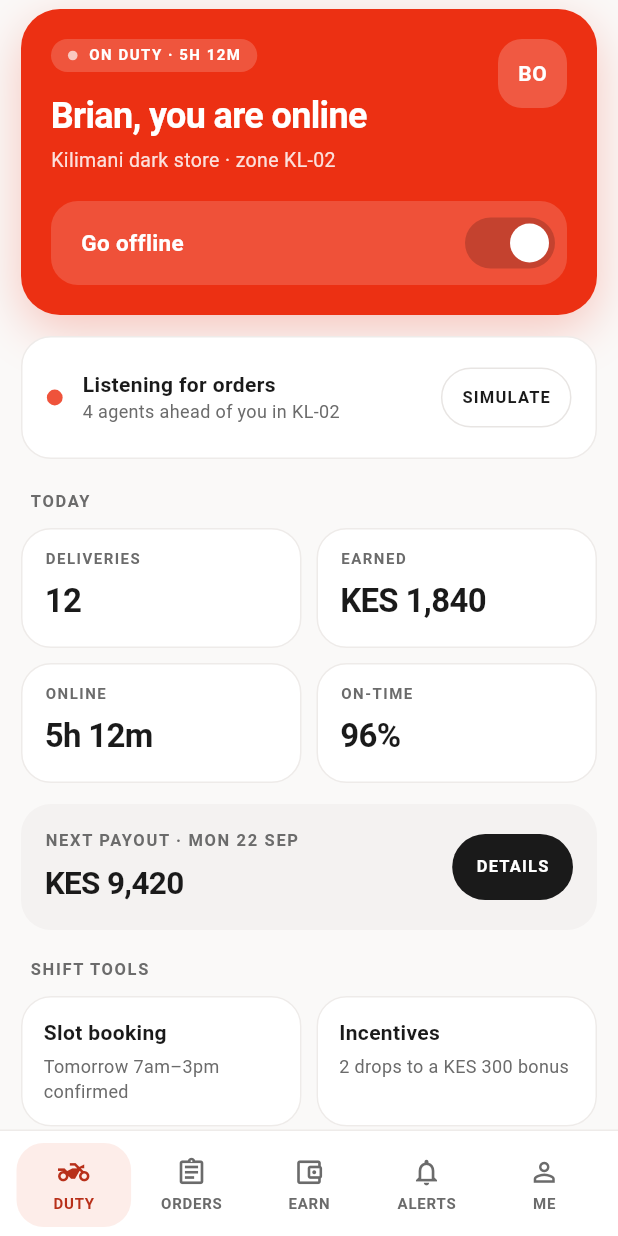
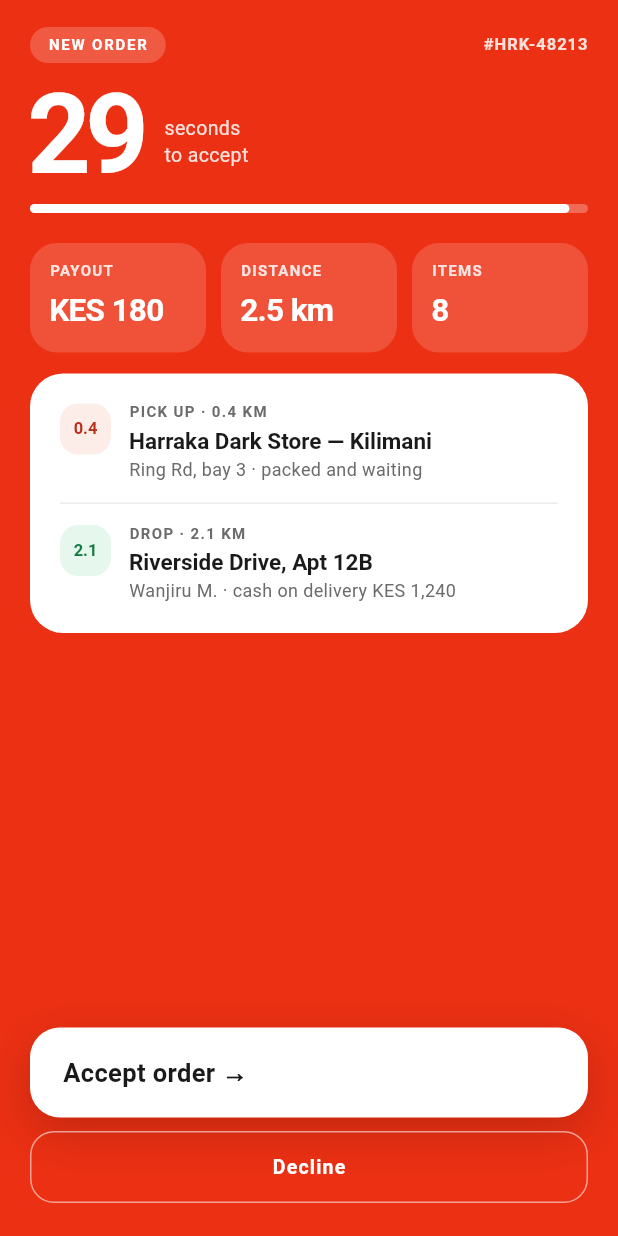
Before and after one commit to harrakaquick-dotcom/Delivery_app, a Flutter app: the MainShell screen opened by its route, after a tap on "Go online", after a tap on "SIMULATE", on a phone screen of 412 x 824 dp. Run offline on Flutter 3.47's test engine with Material 3 defaults, Android fonts, the phone set to English and light mode, and no system bars; our stand-ins replace flutter_riverpod, flutter_svg; Roboto replaces fonts that are missing (Archivo).

Commit message:
Add order request screen with accept countdown
Co-Authored-By: Claude Sonnet 5 <noreply@anthropic.com>

```diff
--- a/lib/core/routing/app_router.dart
+++ b/lib/core/routing/app_router.dart
@@ -3,6 +3,7 @@ import 'package:flutter/material.dart';
 import '../../features/auth/presentation/screens/docs_screen.dart';
 import '../../features/auth/presentation/screens/login_screen.dart';
 import '../../features/auth/presentation/screens/otp_screen.dart';
+import '../../features/delivery/presentation/screens/order_request_screen.dart';
 import '../../features/shell/presentation/screens/main_shell.dart';
 import '../../features/splash/presentation/screens/splash_screen.dart';
 import 'route_names.dart';
@@ -28,6 +29,8 @@ class AppRouter {
         return const DocsScreen();
       case RouteNames.main:
         return const MainShell();
+      case RouteNames.request:
+        return const OrderRequestScreen();
       case RouteNames.splash:
       default:
         return const SplashScreen();
--- a/lib/core/routing/route_names.dart
+++ b/lib/core/routing/route_names.dart
@@ -7,4 +7,5 @@ class RouteNames {
   static const String otp = '/otp';
   static const String docs = '/docs';
   static const String main = '/main';
+  static const String request = '/request';
 }
--- /dev/null
+++ b/lib/core/utils/formatters.dart
@@ -0,0 +1,14 @@
+import 'package:intl/intl.dart';
+
+/// Currency, distance and other display formatters.
+class Formatters {
+  Formatters._();
+
+  static final NumberFormat _grouped = NumberFormat.decimalPattern('en');
+
+  /// `1240` -> `KES 1,240`.
+  static String kes(num amount) => 'KES ${_grouped.format(amount)}';
+
+  /// `2.5` -> `2.5 km`.
+  static String km(num distance) => '$distance km';
+}
--- /dev/null
+++ b/lib/features/delivery/data/sample_order.dart
@@ -0,0 +1,26 @@
+import '../domain/entities/delivery_order.dart';
+
+/// The demo order pushed by SIMULATE.
+const DeliveryOrder sampleOrder = DeliveryOrder(
+  id: '#HRK-48213',
+  payout: 180,
+  tip: 50,
+  baseFare: 120,
+  distancePay: 60,
+  totalKm: 2.5,
+  storeName: 'Harraka Dark Store — Kilimani',
+  storeAddress: 'Ring Rd, bay 3',
+  pickupKm: 0.4,
+  pickupRideMinutes: 2,
+  customerName: 'Wanjiru M.',
+  dropAddress: 'Riverside Drive, Apt 12B',
+  dropDetail: 'gate B',
+  dropKm: 2.1,
+  orderValue: 1240,
+  lines: [
+    OrderLine(name: 'Brookside Fresh Milk 1L', meta: 'Chiller · aisle A2', qty: 2),
+    OrderLine(name: 'Tusker Malt 500ml', meta: 'Crate · aisle D1', qty: 4),
+    OrderLine(name: 'Sukuma wiki bunch', meta: 'Fresh · aisle B4', qty: 1),
+    OrderLine(name: 'Weetabix 700g', meta: 'Dry · aisle C3', qty: 1),
+  ],
+);
--- /dev/null
+++ b/lib/features/delivery/domain/entities/delivery_order.dart
@@ -0,0 +1,60 @@
+/// One line to verify at the dark store.
+class OrderLine {
+  const OrderLine({required this.name, required this.meta, required this.qty});
+
+  final String name;
+  final String meta;
+  final int qty;
+}
+
+/// How the customer settles the order.
+enum PaymentMode { mpesa, cash }
+
+/// A single delivery job: pick up at the store, drop at the customer.
+class DeliveryOrder {
+  const DeliveryOrder({
+    required this.id,
+    required this.payout,
+    required this.tip,
+    required this.baseFare,
+    required this.distancePay,
+    required this.totalKm,
+    required this.storeName,
+    required this.storeAddress,
+    required this.pickupKm,
+    required this.pickupRideMinutes,
+    required this.customerName,
+    required this.dropAddress,
+    required this.dropDetail,
+    required this.dropKm,
+    required this.orderValue,
+    required this.lines,
+  });
+
+  final String id;
+
+  /// What the agent is offered on the request screen (before tip).
+  final int payout;
+  final int tip;
+  final int baseFare;
+  final int distancePay;
+  final double totalKm;
+  final String storeName;
+  final String storeAddress;
+  final double pickupKm;
+  final int pickupRideMinutes;
+  final String customerName;
+  final String dropAddress;
+  final String dropDetail;
+  final double dropKm;
+
+  /// Amount due from the customer.
+  final int orderValue;
+  final List<OrderLine> lines;
+
+  int get itemCount => lines.fold(0, (sum, l) => sum + l.qty);
+  int get totalEarned => baseFare + distancePay + tip;
+
+  /// Order number without the `HRK-` prefix, e.g. `48213`.
+  String get shortId => id.replaceFirst('#HRK-', '');
+}
--- /dev/null
+++ b/lib/features/delivery/presentation/providers/delivery_providers.dart
@@ -0,0 +1,7 @@
+import 'package:flutter_riverpod/flutter_riverpod.dart';
+
+import '../../data/sample_order.dart';
+import '../../domain/entities/delivery_order.dart';
+
+/// The order currently being requested or delivered (demo data for now).
+final activeOrderProvider = Provider<DeliveryOrder>((ref) => sampleOrder);
--- /dev/null
+++ b/lib/features/delivery/presentation/screens/order_request_screen.dart
@@ -0,0 +1,378 @@
+import 'dart:async';
+
+import 'package:flutter/material.dart';
+import 'package:flutter_riverpod/flutter_riverpod.dart';
+
+import '../../../../core/constants/app_colors.dart';
+import '../../../../core/constants/app_spacing.dart';
+import '../../../../core/constants/app_text_styles.dart';
+import '../../../../core/utils/formatters.dart';
+import '../providers/delivery_providers.dart';
+
+/// The one full-red screen: countdown, payout and both legs of the trip.
+class OrderRequestScreen extends ConsumerStatefulWidget {
+  const OrderRequestScreen({
+    super.key,
+    this.acceptSeconds = 30,
+    this.onAccept,
+    this.onDecline,
+  });
+
+  final int acceptSeconds;
+  final VoidCallback? onAccept;
+  final VoidCallback? onDecline;
+
+  @override
+  ConsumerState<OrderRequestScreen> createState() => _OrderRequestScreenState();
+}
+
+class _OrderRequestScreenState extends ConsumerState<OrderRequestScreen> {
+  late int _secs = widget.acceptSeconds;
+  Timer? _timer;
+
+  @override
+  void initState() {
+    super.initState();
+    _timer = Timer.periodic(const Duration(seconds: 1), (_) {
+      if (_secs <= 0) return;
+      setState(() => _secs--);
+    });
+  }
+
+  @override
+  void dispose() {
+    _timer?.cancel();
+    super.dispose();
+  }
+
+  @override
+  Widget build(BuildContext context) {
+    final order = ref.watch(activeOrderProvider);
+    final onPrimary = Colors.white.withValues(alpha: 0.85);
+    return Scaffold(
+      backgroundColor: AppColors.primary,
+      body: SafeArea(
+        child: LayoutBuilder(
+          builder: (context, constraints) => SingleChildScrollView(
+            padding: const EdgeInsets.fromLTRB(20, 18, 20, 22),
+            child: ConstrainedBox(
+              constraints: BoxConstraints(minHeight: constraints.maxHeight - 40),
+              child: IntrinsicHeight(
+                child: Column(
+                  crossAxisAlignment: CrossAxisAlignment.start,
+                  children: [
+                    Row(
+                      mainAxisAlignment: MainAxisAlignment.spaceBetween,
+                      children: [
+                        Container(
+                          padding: const EdgeInsets.symmetric(horizontal: 12, vertical: 7),
+                          decoration: BoxDecoration(
+                            color: Colors.white.withValues(alpha: 0.2),
+                            borderRadius: BorderRadius.circular(AppSpacing.radiusPill),
+                          ),
+                          child: Text(
+                            'NEW ORDER',
+                            style: AppTextStyles.chip.copyWith(
+                              color: Colors.white,
+                              letterSpacing: 1.2,
+                            ),
+                          ),
+                        ),
+                        Text(
+                          order.id,
+                          style: AppTextStyles.chip.copyWith(
+                            fontSize: 11,
+                            color: onPrimary,
+                            letterSpacing: 0.66,
+                          ),
+                        ),
+                      ],
+                    ),
+                    const SizedBox(height: 14),
+                    Row(
+                      crossAxisAlignment: CrossAxisAlignment.end,
+                      children: [
+                        Text(
+                          _secs.toString().padLeft(2, '0'),
+                          style: AppTextStyles.displayLarge.copyWith(
+                            fontSize: 74,
+                            height: 0.92,
+                            letterSpacing: -0.05 * 74,
+                            color: Colors.white,
+                          ),
+                        ),
+                        const SizedBox(width: 12),
+                        Padding(
+                          padding: const EdgeInsets.only(bottom: 12),
+                          child: Text(
+                            'seconds\nto accept',
+                            style: AppTextStyles.bodyMedium.copyWith(
+                              fontSize: 13,
+                              height: 1.4,
+                              color: onPrimary,
+                            ),
+                          ),
+                        ),
+                      ],
+                    ),
+                    const SizedBox(height: 12),
+                    _CountdownBar(fraction: _secs / widget.acceptSeconds),
+                    const SizedBox(height: 20),
+                    Row(
+                      children: [
+                        _StatBox('Payout', Formatters.kes(order.payout)),
+                        const SizedBox(width: 10),
+                        _StatBox('Distance', Formatters.km(order.totalKm)),
+                        const SizedBox(width: 10),
+                        _StatBox('Items', '${order.itemCount}'),
+                      ],
+                    ),
+                    const SizedBox(height: 14),
+                    Container(
+                      padding: const EdgeInsets.all(6),
+                      decoration: BoxDecoration(
+                        color: Colors.white,
+                        borderRadius: BorderRadius.circular(AppSpacing.radiusLarge),
+                      ),
+                      child: Column(
+                        children: [
+                          _Leg(
+                            km: '${order.pickupKm}',
+                            tileBg: AppColors.primaryLight,
+                            tileFg: AppColors.primaryDark,
+                            kicker: 'Pick up · ${Formatters.km(order.pickupKm)}',
+                            title: order.storeName,
+                            subtitle: '${order.storeAddress} · packed and waiting',
+                          ),
+                          const Divider(
+                            height: 1,
+                            thickness: 1,
+                            indent: 14,
+                            endIndent: 14,
+                            color: AppColors.border,
+                          ),
+                          _Leg(
+                            km: '${order.dropKm}',
+                            tileBg: AppColors.secondaryLight,
+                            tileFg: AppColors.secondary,
+                            kicker: 'Drop · ${Formatters.km(order.dropKm)}',
+                            title: order.dropAddress,
+                            subtitle:
+                                '${order.customerName} · cash on delivery ${Formatters.kes(order.orderValue)}',
+                          ),
+                        ],
+                      ),
+                    ),
+                    const Spacer(),
+                    const SizedBox(height: 18),
+                    _AcceptButton(onTap: widget.onAccept),
+                    const SizedBox(height: 9),
+                    _DeclineButton(
+                      onTap: widget.onDecline ?? () => Navigator.of(context).maybePop(),
+                    ),
+                  ],
+                ),
+              ),
+            ),
+          ),
+        ),
+      ),
+    );
+  }
+}
+
+/// White track with a shrinking fill.
+class _CountdownBar extends StatelessWidget {
+  const _CountdownBar({required this.fraction});
+
+  final double fraction;
+
+  @override
+  Widget build(BuildContext context) {
+    return Container(
+      height: 6,
+      alignment: Alignment.centerLeft,
+      decoration: BoxDecoration(
+        color: Colors.white.withValues(alpha: 0.28),
+        borderRadius: BorderRadius.circular(AppSpacing.radiusPill),
+      ),
+      child: FractionallySizedBox(
+        widthFactor: fraction.clamp(0, 1),
+        child: Container(
+          decoration: BoxDecoration(
+            color: Colors.white,
+            borderRadius: BorderRadius.circular(AppSpacing.radiusPill),
+          ),
+        ),
+      ),
+    );
+  }
+}
+
+/// Translucent stat tile on the red background.
+class _StatBox extends StatelessWidget {
+  const _StatBox(this.label, this.value);
+
+  final String label;
+  final String value;
+
+  @override
+  Widget build(BuildContext context) {
+    return Expanded(
+      child: Container(
+        padding: const EdgeInsets.all(13),
+        decoration: BoxDecoration(
+          color: Colors.white.withValues(alpha: 0.16),
+          borderRadius: BorderRadius.circular(AppSpacing.radiusMedium),
+        ),
+        child: Column(
+          crossAxisAlignment: CrossAxisAlignment.start,
+          children: [
+            Text(
+              label.toUpperCase(),
+              style: AppTextStyles.chip.copyWith(
+                color: Colors.white.withValues(alpha: 0.85),
+                height: 1.2,
+              ),
+            ),
+            const SizedBox(height: 5),
+            Text(
+              value,
+              style: AppTextStyles.headingLarge.copyWith(
+                fontSize: 21,
+                color: Colors.white,
+              ),
+            ),
+          ],
+        ),
+      ),
+    );
+  }
+}
+
+/// One leg of the trip inside the white card.
+class _Leg extends StatelessWidget {
+  const _Leg({
+    required this.km,
+    required this.tileBg,
+    required this.tileFg,
+    required this.kicker,
+    required this.title,
+    required this.subtitle,
+  });
+
+  final String km;
+  final Color tileBg;
+  final Color tileFg;
+  final String kicker;
+  final String title;
+  final String subtitle;
+
+  @override
+  Widget build(BuildContext context) {
+    return Padding(
+      padding: const EdgeInsets.all(14),
+      child: Row(
+        crossAxisAlignment: CrossAxisAlignment.start,
+        children: [
+          Container(
+            width: 34,
+            height: 34,
+            alignment: Alignment.center,
+            decoration: BoxDecoration(
+              color: tileBg,
+              borderRadius: BorderRadius.circular(12),
+            ),
+            child: Text(
+              km,
+              style: AppTextStyles.chip.copyWith(
+                fontSize: 11,
+                color: tileFg,
+                letterSpacing: 0,
+              ),
+            ),
+          ),
+          const SizedBox(width: 12),
+          Expanded(
+            child: Column(
+              crossAxisAlignment: CrossAxisAlignment.start,
+              children: [
+                Text(kicker.toUpperCase(), style: AppTextStyles.chip.copyWith(height: 1.2)),
+                const SizedBox(height: 3),
+                Text(
+                  title,
+                  style: AppTextStyles.headingMedium.copyWith(
+                    fontSize: 15,
+                    height: 1.35,
+                    letterSpacing: 0,
+                  ),
+                ),
+                Text(subtitle, style: AppTextStyles.caption.copyWith(height: 1.45)),
+              ],
+            ),
+          ),
+        ],
+      ),
+    );
+  }
+}
+
+class _AcceptButton extends StatelessWidget {
+  const _AcceptButton({this.onTap});
+
+  final VoidCallback? onTap;
+
+  @override
+  Widget build(BuildContext context) {
+    return DecoratedBox(
+      decoration: BoxDecoration(
+        borderRadius: BorderRadius.circular(20),
+        boxShadow: const [
+          BoxShadow(color: Color(0x2E000000), blurRadius: 26, offset: Offset(0, 10)),
+        ],
+      ),
+      child: Material(
+        color: Colors.white,
+        borderRadius: BorderRadius.circular(20),
+        child: InkWell(
+          onTap: onTap ?? () {},
+          borderRadius: BorderRadius.circular(20),
+          child: Container(
+            height: 60,
+            width: double.infinity,
+            alignment: Alignment.centerLeft,
+            padding: const EdgeInsets.symmetric(horizontal: 22),
+            child: Text(
+              'Accept order →',
+              style: AppTextStyles.button.copyWith(
+                fontSize: 17,
+                color: AppColors.textPrimary,
+              ),
+            ),
+          ),
+        ),
+      ),
+    );
+  }
+}
+
+class _DeclineButton extends StatelessWidget {
+  const _DeclineButton({required this.onTap});
+
+  final VoidCallback onTap;
+
+  @override
+  Widget build(BuildContext context) {
+    return OutlinedButton(
+      onPressed: onTap,
+      style: OutlinedButton.styleFrom(
+        minimumSize: const Size.fromHeight(48),
+        foregroundColor: Colors.white,
+        side: BorderSide(color: Colors.white.withValues(alpha: 0.55)),
+        shape: RoundedRectangleBorder(borderRadius: BorderRadius.circular(16)),
+        textStyle: AppTextStyles.titleSmall.copyWith(letterSpacing: 0.8),
+      ),
+      child: const Text('Decline'),
+    );
+  }
+}
--- a/lib/features/shell/presentation/screens/main_shell.dart
+++ b/lib/features/shell/presentation/screens/main_shell.dart
@@ -5,6 +5,7 @@ import '../../../../core/constants/app_colors.dart';
 import '../../../../core/constants/app_spacing.dart';
 import '../../../../core/constants/app_text_styles.dart';
 import '../../../../core/providers/session_providers.dart';
+import '../../../../core/routing/route_names.dart';
 import '../../../duty/presentation/screens/duty_home_screen.dart';
 
 /// Tab shell holding the five main screens behind the bottom bar.
@@ -28,7 +29,9 @@ class MainShell extends ConsumerWidget {
         child: IndexedStack(
           index: index,
           children: [
-            const DutyHomeScreen(),
+            DutyHomeScreen(
+              onSimulate: () => Navigator.of(context).pushNamed(RouteNames.request),
+            ),
             for (final t in _tabs.skip(1)) Center(child: Text(t.label)),
           ],
         ),
--- a/pubspec.yaml
+++ b/pubspec.yaml
@@ -36,6 +36,7 @@ dependencies:
   cupertino_icons: ^1.0.8
   flutter_riverpod: ^2.6.1
   flutter_svg: ^2.0.10
+  intl: ^0.20.3
 
 dev_dependencies:
   flutter_test:
```
Also changed, not shown: pubspec.lock, 1 other file.
